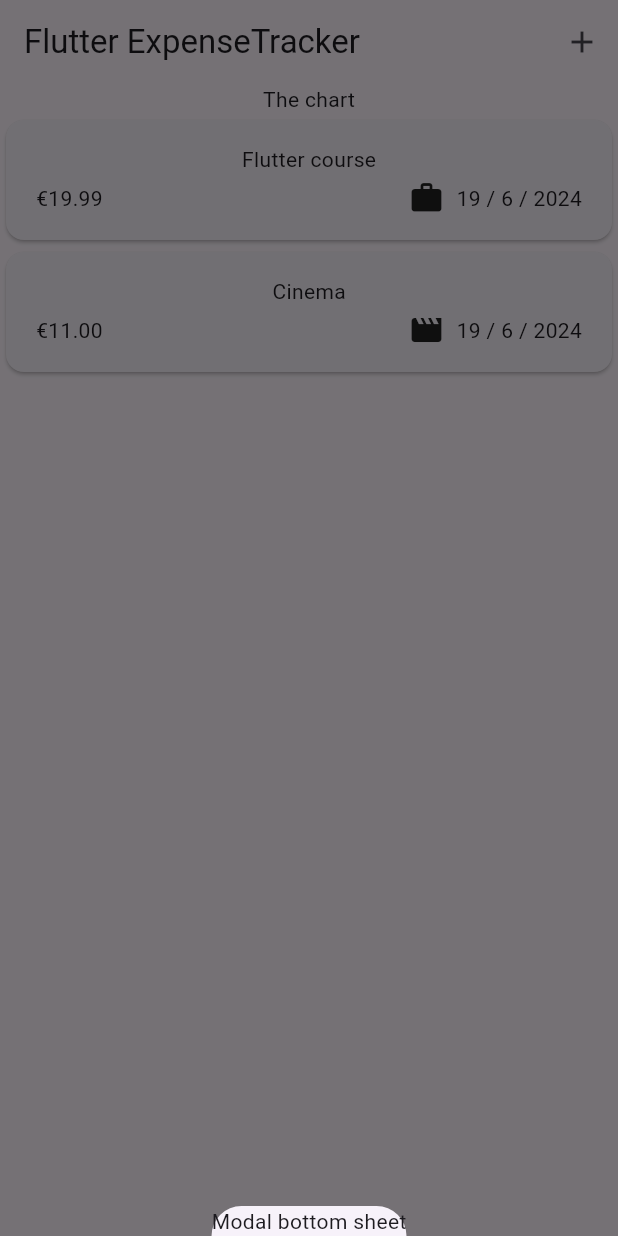
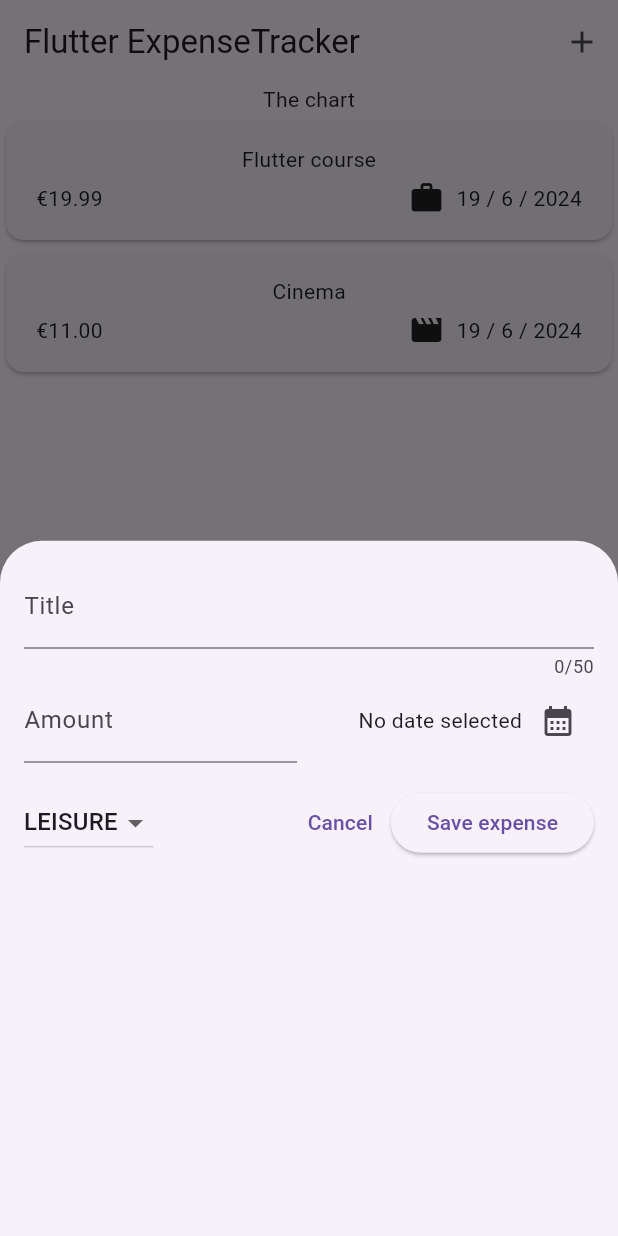
Before and after one commit to StefaniaSperani/Flutter-TrackerApp, a Flutter app: the screen it shows after launch, after a tap on the "add" icon, on a phone screen of 412 x 824 dp. Run offline on Flutter 3.47's test engine with Material 3 defaults, Android fonts, the phone set to English and light mode, and no system bars.

```diff
--- a/expense_tracker/lib/main.dart
+++ b/expense_tracker/lib/main.dart
@@ -1,5 +1,5 @@
 import 'package:flutter/material.dart';
-import 'package:expense_tracker/expenses.dart';
+import 'package:expense_tracker/widgets/expenses.dart';
 
 void main() {
   runApp(
--- a/expense_tracker/lib/expenses.dart
+++ b/expense_tracker/lib/widgets/expenses.dart
@@ -1,3 +1,4 @@
+import 'package:expense_tracker/widgets/new_expense.dart';
 import 'package:flutter/material.dart';
 import 'package:expense_tracker/models/expense.dart';
 import 'package:expense_tracker/widgets/expenses_list/expenses_list.dart';
@@ -27,7 +28,7 @@ class _ExpensesState extends State<Expenses> {
 
   void _openAddExpenseOverlay(){
     showModalBottomSheet(context: context,
-    builder: (ctx) => const Text('Modal bottom sheet'));
+    builder: (ctx) => const NewExpense());
   }
 
   @override
--- a/expense_tracker/lib/widgets/expenses_list/expenses_list.dart
+++ b/expense_tracker/lib/widgets/expenses_list/expenses_list.dart
@@ -1,6 +1,6 @@
 import 'package:flutter/material.dart';
 
-import 'package:expense_tracker/widgets/expense_item.dart';
+import 'package:expense_tracker/widgets/expenses_list/expense_item.dart';
 import 'package:expense_tracker/models/expense.dart';
 
 class ExpensesList extends StatelessWidget{
--- /dev/null
+++ b/expense_tracker/lib/widgets/new_expense.dart
@@ -0,0 +1,130 @@
+import 'package:flutter/material.dart';
+
+import 'package:expense_tracker/models/expense.dart';
+
+
+
+class NewExpense extends StatefulWidget {
+  const NewExpense({super.key});
+
+  @override
+  State<StatefulWidget> createState() {
+    return _NewExpenseState();
+  }
+}
+
+class _NewExpenseState extends State<NewExpense> {
+  final _titleController = TextEditingController();
+  final _amountController = TextEditingController();
+  DateTime? _selectedDate;
+  Category _selectedCategory = Category.leisure;
+
+  void _presentDatePicker() async {
+    final now = DateTime.now();
+    final firstDate = DateTime(now.year -1, now.month, now.day);
+    final pickedDate = await showDatePicker(
+    context: context,
+    initialDate: now,
+    firstDate: firstDate,
+    lastDate: now
+    );
+  setState((){
+    _selectedDate = pickedDate;
+  });
+  }
+
+  @override
+  void dispose() {
+    _titleController.dispose();
+    _amountController.dispose();
+    super.dispose();
+  }
+
+  @override
+  Widget build(BuildContext context) {
+    return Padding(
+      padding: const EdgeInsets.all(16),
+      child: Column(
+        children: [
+          TextField(
+            controller: _titleController,
+            maxLength: 50,
+            decoration: const InputDecoration(
+              label: Text('Title'),
+            ),
+          ),
+          Row(
+            children: [
+              Expanded(
+                child: TextField(
+                  controller: _amountController,
+                  keyboardType: TextInputType.number,
+                  decoration: const InputDecoration(
+                    prefixText: '€ ',
+                    label: Text('Amount'),
+                  ),
+                ),
+              ),
+              const SizedBox(width: 16),
+              Expanded(
+                child: Row(
+                  mainAxisAlignment: MainAxisAlignment.end,
+                  crossAxisAlignment: CrossAxisAlignment.center,
+                  children: [
+                    Text(
+                      _selectedDate == null
+                      ? 'No date selected'
+                      : formatter.format(_selectedDate!),),
+                    IconButton(
+                      onPressed: _presentDatePicker,
+                      icon: const Icon(Icons.calendar_month),
+                    ),
+                  ],
+                ),
+              )
+            ],
+          ),
+          const SizedBox(height: 16,),
+          Row(
+            children: [
+              DropdownButton(
+                value: _selectedCategory,
+                items:
+                Category.values.map(
+                  (category)=>
+                  DropdownMenuItem(
+                    value: category,
+                  child: Text(
+                    category.name.toUpperCase(),
+                    ),
+                    ),
+                ).toList(),
+                onChanged: (value){
+                    if(value == null){
+                    return;
+                    }
+                  setState(() {
+                    _selectedCategory = value;
+                  });
+                }
+                ),
+                const Spacer(),
+            TextButton(
+              onPressed: () {
+                Navigator.pop(context);
+              },
+              child: const Text('Cancel'),
+            ),
+            ElevatedButton(
+              onPressed: () {
+                print(_titleController.text);
+                print(_amountController.text);
+              },
+              child: const Text('Save expense'),
+            ),
+          ])
+        ],
+      ),
+    );
+  }
+}
```
Also changed, not shown: expense_tracker/lib/widgets/expenses_list/expense_item.dart (renamed from expense_tracker/lib/widgets/expense_item.dart).
